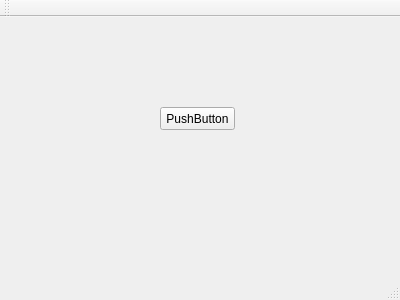
Old version of the form lesson_8/VersionsDemo/mainwindow.ui in the repository Chuvi-w/cpp.
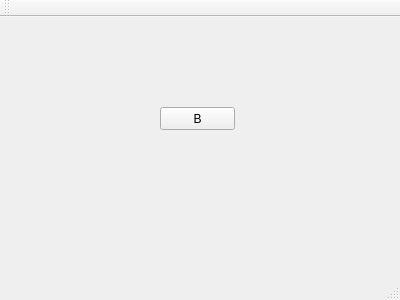
New version of the form.

Commit message: Кнопка "B"

```diff
--- a/lesson_8/VersionsDemo/mainwindow.ui
+++ b/lesson_8/VersionsDemo/mainwindow.ui
@@ -24,7 +24,7 @@
      </rect>
     </property>
     <property name="text">
-     <string>PushButton</string>
+     <string>B</string>
     </property>
    </widget>
   </widget>
```
